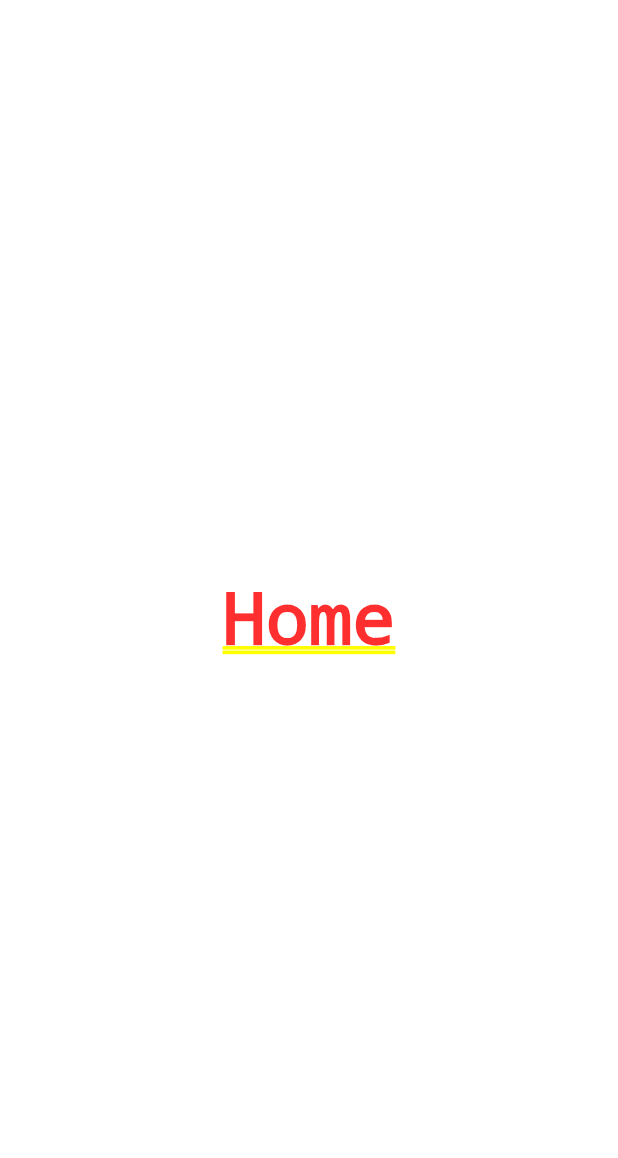
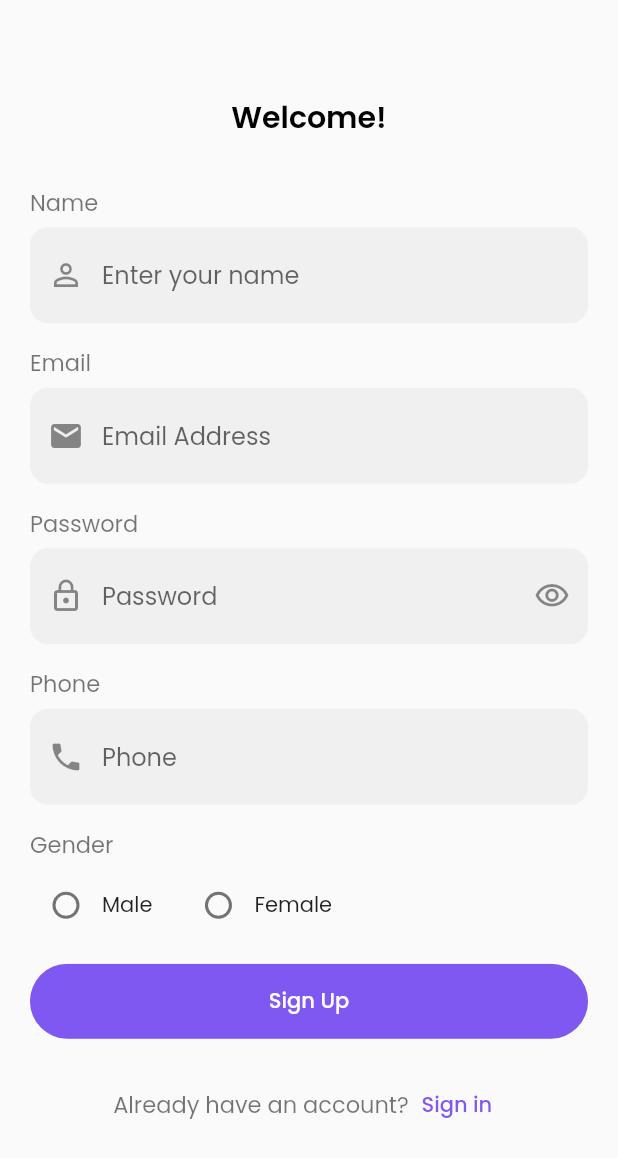
Before and after one commit to Root-IEEE/Flutter, a Flutter app: the screen it shows after launch, on a phone screen of 412 x 824 dp. Shown: the top 1158 px of the screen. Run offline on Flutter 3.47's test engine with Material 2 defaults, Android fonts, the phone set to English and light mode, and no system bars; our stand-ins replace bloc, dio, flutter_bloc, fluttertoast, google_fonts, shared_preferences.

Commit message:
Implement registration screen - Added registration screen with input fields for name, email, password, and phone. - Implemented gender selection using radio buttons (Male/Female/Unselected). - Added validation for all input fields. - Integrated registration logic with API endpoint.

```diff
--- a/lib/main.dart
+++ b/lib/main.dart
@@ -1,8 +1,20 @@
+import 'package:bloc/bloc.dart';
+import 'package:e_learining/modules/auth/register/register_screen.dart';
+import 'package:e_learining/shared/components/constants/bloc_observer.dart';
+import 'package:e_learining/shared/network/local/shared_preferences_helper.dart';
+import 'package:e_learining/shared/network/remote/dio_helper.dart';
+import 'package:e_learining/shared/styles/colors.dart';
 import 'package:flutter/material.dart';
+import 'package:flutter_bloc/flutter_bloc.dart';
+import 'package:google_fonts/google_fonts.dart';
+import 'modules/auth/register/register_cubit/cubit.dart';
 
-import 'layout/Home.dart';
+Future<void> main() async {
+  WidgetsFlutterBinding.ensureInitialized();
+  Bloc.observer = MyBlocObserver();
+  DioHelper.init();
+  await CacheHelper.init();
 
-void main() {
   runApp(const MyApp());
 }
 
@@ -11,12 +23,17 @@ class MyApp extends StatelessWidget {
 
   @override
   Widget build(BuildContext context) {
-    return MaterialApp(
-      theme: ThemeData(
-        colorScheme: ColorScheme.fromSeed(seedColor: Colors.deepPurple),
-        useMaterial3: true,
-      ),
-      home: const Home(),
-    );
+    return BlocProvider(
+        create: (context) => AppRegisterCubit(),
+        child: MaterialApp(
+          debugShowCheckedModeBanner: false,
+          theme: ThemeData(
+            primarySwatch: AppColors.mainColor,
+            textTheme: GoogleFonts.poppinsTextTheme(
+              Theme.of(context).textTheme,
+            ),
+          ),
+          home: RegisterScreen(),
+        ));
   }
 }
--- /dev/null
+++ b/lib/models/register_model.dart
@@ -0,0 +1,33 @@
+class AppRegisterModel {
+  bool? status;
+  String? message;
+  UserData? data;
+
+  AppRegisterModel.fromJson(Map<String, dynamic> json) {
+    status = json['status'];
+    message = json['message'];
+    data = json['data'] != null ? UserData.fromJson(json['data']) : null;
+  }
+}
+
+class UserData {
+  int? id;
+  String? name;
+  String? email;
+  String? phone;
+  String? image;
+  int? points;
+  int? credit;
+  String? token;
+
+  UserData.fromJson(Map<String, dynamic> json) {
+    id = json['id'];
+    name = json['name'];
+    email = json['email'];
+    phone = json['phone'];
+    image = json['image'];
+    points = json['points'];
+    credit = json['credit'];
+    token = json['token'];
+  }
+}
--- /dev/null
+++ b/lib/modules/auth/register/register_cubit/cubit.dart
@@ -0,0 +1,58 @@
+import 'package:e_learining/modules/auth/register/register_cubit/states.dart';
+import 'package:flutter/material.dart';
+import 'package:flutter_bloc/flutter_bloc.dart';
+import '../../../../models/register_model.dart';
+import '../../../../shared/network/end_points.dart';
+import '../../../../shared/network/remote/dio_helper.dart';
+
+
+class AppRegisterCubit extends Cubit<AppRegisterStates> {
+  AppRegisterCubit() : super(AppRegisterInitialState());
+  AppRegisterModel? registerModel;
+
+  static AppRegisterCubit get(context) => BlocProvider.of(context);
+
+  void userRegister({
+    required String name,
+    required String email,
+    required String password,
+    required String phone,
+  }) {
+    emit(AppRegisterLoadingState());
+
+    DioHelper.postData(
+      url: AppEndPoints.REGISTER,
+      data: {
+        'name': name,
+        'email': email,
+        'password': password,
+        'phone': phone,
+      },
+    ).then((value) {
+      print(value.data);
+      registerModel = AppRegisterModel.fromJson(value.data);
+      emit(AppRegisterSuccessState(registerModel!));
+
+    }).catchError((error) {
+      print('YOUR ERROR: ${error.toString()}');
+      emit(AppRegisterErrorState(error.toString()));
+    });
+  }
+
+  IconData suffix = Icons.visibility_outlined;
+  bool isPassword = false;
+
+  void changePasswordVisibility() {
+    isPassword = !isPassword;
+    suffix = isPassword ? Icons.visibility_outlined : Icons.visibility_off_outlined;
+    emit(AppRegisterChangePasswordVisibilityState());
+  }
+
+
+  String? gender ;
+  void selectGender(String newGender) {
+    gender = newGender;
+    emit(AppRegisterChangeGenderState());
+
+  }
+}
--- /dev/null
+++ b/lib/modules/auth/register/register_cubit/states.dart
@@ -0,0 +1,23 @@
+import '../../../../models/register_model.dart';
+
+abstract class AppRegisterStates {}
+
+class AppRegisterInitialState extends AppRegisterStates {}
+
+class AppRegisterLoadingState extends AppRegisterStates {}
+
+class AppRegisterSuccessState extends AppRegisterStates {
+  final AppRegisterModel registerModel;
+
+  AppRegisterSuccessState(this.registerModel);
+}
+
+class AppRegisterErrorState extends AppRegisterStates {
+  final String error;
+
+  AppRegisterErrorState(this.error);
+}
+
+class AppRegisterChangePasswordVisibilityState extends AppRegisterStates {}
+class AppRegisterChangeGenderState extends AppRegisterStates {
+}
--- /dev/null
+++ b/lib/modules/auth/register/register_screen.dart
@@ -0,0 +1,271 @@
+import 'package:e_learining/modules/auth/register/register_cubit/cubit.dart';
+import 'package:e_learining/modules/auth/register/register_cubit/states.dart';
+import 'package:flutter/material.dart';
+import 'package:flutter_bloc/flutter_bloc.dart';
+import 'package:google_fonts/google_fonts.dart';
+import '../../../shared/components/constants/constants.dart';
+import '../../../shared/components/custom_widgets/custom_text_form_field.dart';
+import '../../../shared/components/custom_widgets/custom_toast.dart';
+import '../../../shared/components/custom_widgets/main_button.dart';
+import '../../../shared/network/local/shared_preferences_helper.dart';
+
+class RegisterScreen extends StatefulWidget {
+  @override
+  _RegisterScreenState createState() => _RegisterScreenState();
+}
+
+class _RegisterScreenState extends State<RegisterScreen> {
+  var formKey = GlobalKey<FormState>();
+  var nameController = TextEditingController();
+  var emailController = TextEditingController();
+  var passwordController = TextEditingController();
+  var phoneController = TextEditingController();
+  String? selectedGender;
+  bool isSelected = false;
+
+  @override
+  Widget build(BuildContext context) {
+    return BlocProvider(
+      create: (BuildContext context) => AppRegisterCubit(),
+      child: BlocConsumer<AppRegisterCubit, AppRegisterStates>(
+        listener: (context, state) {
+          if (state is AppRegisterSuccessState) {
+            if (state.registerModel.status!) {
+              print(state.registerModel.message);
+              print(state.registerModel.data!.token);
+
+              CacheHelper.saveData(
+                key: 'token',
+                value: state.registerModel.data!.token,
+              ).then((value) {
+                token = state.registerModel.data!.token!;
+              });
+            } else {
+              print(state.registerModel.message);
+
+              showToast(
+                message: state.registerModel.message!,
+                state: ToastStates.error,
+              );
+            }
+          }
+        },
+        builder: (context, state) {
+          var cubit = AppRegisterCubit.get(context);
+          return Scaffold(
+            body: SafeArea(
+              child: Center(
+                child: SingleChildScrollView(
+                  child: Form(
+                    key: formKey,
+                    child: SingleChildScrollView(
+                      child: Padding(
+                        padding: const EdgeInsets.all(20.0),
+                        child: Column(
+                          crossAxisAlignment: CrossAxisAlignment.start,
+                          children: [
+                            Align(
+                              alignment: Alignment.topCenter,
+                              child: Text(
+                                'Welcome!',
+                                style: GoogleFonts.poppins().copyWith(
+                                  color: Colors.black,
+                                  fontSize: 20.0,
+                                  fontWeight: FontWeight.w600,
+                                ),
+                              ),
+                            ),
+                            const SizedBox(
+                              height: 30.0,
+                            ),
+                            Text(
+                              'Name',
+                              style: Theme.of(context)
+                                  .textTheme
+                                  .bodySmall!
+                                  .copyWith(fontSize: 15),
+                            ),
+                            const SizedBox(
+                              height: 5.0,
+                            ),
+                            DefaultTextField(
+                              controller: nameController,
+                              keyboardType: TextInputType.name,
+                              validator: (String? value) {
+                                if (value!.isEmpty) {
+                                  return 'Please enter your name';
+                                }
+                              },
+                              labelText: 'Enter your name',
+                              prefixIcon: Icons.person_outline,
+                            ),
+                            const SizedBox(
+                              height: 15.0,
+                            ),
+                            Text(
+                              'Email',
+                              style: Theme.of(context)
+                                  .textTheme
+                                  .bodySmall!
+                                  .copyWith(fontSize: 15),
+                            ),
+                            const SizedBox(
+                              height: 5.0,
+                            ),
+                            DefaultTextField(
+                              controller: emailController,
+                              keyboardType: TextInputType.emailAddress,
+                              validator: (String? value) {
+                                if (value!.isEmpty) {
+                                  return 'Please enter your email address';
+                                }
+                              },
+                              labelText: 'Email Address',
+                              prefixIcon: Icons.email,
+                            ),
+                            const SizedBox(
+                              height: 15.0,
+                            ),
+                            Text(
+                              'Password',
+                              style: Theme.of(context)
+                                  .textTheme
+                                  .bodySmall!
+                                  .copyWith(fontSize: 15),
+                            ),
+                            const SizedBox(
+                              height: 5.0,
+                            ),
+                            DefaultTextField(
+                              controller: passwordController,
+                              keyboardType: TextInputType.visiblePassword,
+                              suffixIcon: cubit.suffix,
+                              onFieldSubmitted: (value) {},
+                              isPassword: cubit.isPassword,
+                              suffixPressed: () {
+                                cubit.changePasswordVisibility();
+                              },
+                              validator: (String? value) {
+                                if (value!.isEmpty) {
+                                  return 'password is too short';
+                                }
+                              },
+                              labelText: 'Password',
+                              prefixIcon: Icons.lock_outline,
+                            ),
+                            const SizedBox(
+                              height: 15.0,
+                            ),
+                            Text(
+                              'Phone',
+                              style: Theme.of(context)
+                                  .textTheme
+                                  .bodySmall!
+                                  .copyWith(fontSize: 15),
+                            ),
+                            const SizedBox(
+                              height: 5.0,
+                            ),
+                            DefaultTextField(
+                              controller: phoneController,
+                              keyboardType: TextInputType.phone,
+                              validator: (String? value) {
+                                if (value!.isEmpty) {
+                                  return 'Please enter your phone number';
+                                }
+                              },
+                              labelText: 'Phone',
+                              prefixIcon: Icons.phone,
+                            ),
+                            const SizedBox(
+                              height: 15.0,
+                            ),
+                            Text(
+                              'Gender',
+                              style: Theme.of(context)
+                                  .textTheme
+                                  .bodySmall!
+                                  .copyWith(fontSize: 15),
+                            ),
+                            const SizedBox(
+                              height: 5.0,
+                            ),
+                            Row(
+                              children: [
+                                Radio<String>(
+                                  value: 'Male',
+                                  groupValue: cubit.gender,
+                                  onChanged: (value) {
+                                    cubit.selectGender(value!);
+                                  },
+                                ),
+                                const Text('Male'),
+                                const SizedBox(
+                                  width: 20,
+                                ),
+                                Radio<String>(
+                                  value: 'Female',
+                                  groupValue: cubit.gender,
+                                  onChanged: (value) {
+                                    cubit.selectGender(value!);
+                                  },
+                                ),
+                                const Text('Female'),
+                              ],
+                            ),
+                            const SizedBox(
+                              height: 15.0,
+                            ),
+                            MainButton(
+                              width: double.infinity,
+                              radius: 32.0,
+                              onTap: () {
+                                if (formKey.currentState!.validate() &&
+                                    selectedGender != null &&
+                                    isSelected) {
+                                  cubit.userRegister(
+                                    email: emailController.text,
+                                    password: passwordController.text,
+                                    name: nameController.text,
+                                    phone: phoneController.text,
+                                    // gender: selectedGender!,
+                                  );
+                                } else {
+                                  showToast(
+                                    message: 'Please fill in all fields',
+                                    state: ToastStates.error,
+                                  );
+                                }
+                              },
+                              text: 'Sign Up',
+                            ),
+                            const SizedBox(height: 20),
+                            Row(
+                              mainAxisAlignment: MainAxisAlignment.center,
+                              children: [
+                                Text(
+                                  'Already have an account?',
+                                  style: Theme.of(context)
+                                      .textTheme
+                                      .bodySmall!
+                                      .copyWith(fontSize: 15),
+                                ),
+                                TextButton(
+                                    onPressed: () {},
+                                    child: const Text('Sign in'))
+                              ],
+                            ),
+                          ],
+                        ),
+                      ),
+                    ),
+                  ),
+                ),
+              ),
+            ),
+          );
+        },
+      ),
+    );
+  }
+}
--- a/lib/shared/components/constants/constants.dart
+++ b/lib/shared/components/constants/constants.dart
@@ -1,49 +1,3 @@
-// import 'package:file_picker/file_picker.dart';
-// import 'package:flutter/cupertino.dart';
-// import 'package:flutter/material.dart';
-//
-// var kTextFieldDecoration = InputDecoration(
-//   border: OutlineInputBorder(
-//     borderRadius: BorderRadius.circular(16),
-//   ),
-//   hintStyle: const TextStyle(height: 1.5, fontWeight: FontWeight.w300),
-//   contentPadding: const EdgeInsets.symmetric(vertical: 10.0, horizontal: 20.0),
-// );
-//
-// backBtn(BuildContext context) {
-//   Navigator.pop(context);
-// }
-//
-// openPageBottom(BuildContext context, Widget page) {
-//   Navigator.of(context).push(
-//     CupertinoPageRoute<bool>(
-//       fullscreenDialog: true,
-//       builder: (BuildContext context) => page,
-//     ),
-//   );
-// }
-//
-// Future openFileExplorer(
-//   FileType _pickingType,
-//   bool mounted,
-//   BuildContext context,
-// ) async {}
-//
-// SnackBar ksnackBar(BuildContext context, String message) {
-//   return SnackBar(
-//     duration: Duration(seconds: 2),
-//     content: Text(
-//       message,
-//       textAlign: TextAlign.center,
-//     ),
-//     backgroundColor: Theme.of(context).primaryColor,
-//   );
-// }
-//
-// String createCryptoRandomString([int length = 32]) {
-//   return '';
-// }
-//
-// String getChatId(List<String> list) {
-//   return '';
-// }
+import '../../network/local/shared_preferences_helper.dart';
+
+String? token = CacheHelper.getData(key: 'token');
--- /dev/null
+++ b/lib/shared/components/custom_widgets/custom_text_form_field.dart
@@ -0,0 +1,71 @@
+import 'package:flutter/material.dart';
+
+class DefaultTextField extends StatelessWidget {
+  final String labelText;
+  final TextInputType keyboardType;
+  final TextEditingController controller;
+  final IconData prefixIcon;
+  final IconData? suffixIcon;
+  final Function validator;
+  final Function? onFieldSubmitted;
+  final Function? onChanged;
+  final bool isPassword;
+  final Function? suffixPressed;
+  final Color cursorColor;
+  final Function()? onTap;
+
+  const DefaultTextField({
+    Key? key,
+    required this.labelText,
+    required this.keyboardType,
+    required this.controller,
+    required this.prefixIcon,
+    this.suffixIcon,
+    required this.validator,
+    this.onFieldSubmitted,
+    this.onChanged,
+    this.isPassword = false,
+    this.suffixPressed,
+    this.cursorColor = Colors.black,
+    this.onTap,
+  }) : super(key: key);
+
+  @override
+  Widget build(BuildContext context) {
+    return TextFormField(
+      cursorColor: cursorColor,
+      obscureText: isPassword,
+      controller: controller,
+      keyboardType: keyboardType,
+      decoration: InputDecoration(
+
+        border: OutlineInputBorder(
+          borderRadius: BorderRadius.circular(12),
+            borderSide: BorderSide.none,
+        ),
+        filled: true,
+        // Set to true for grey background
+        fillColor: Colors.grey[120],
+        // Background color
+        prefixIcon: Icon(prefixIcon),
+        suffixIcon: suffixIcon != null
+            ? IconButton(
+                icon: Icon(suffixIcon),
+                onPressed: () {
+                  suffixPressed!();
+                },
+              )
+            : null,
+        hintText: labelText,
+
+      ),
+      validator: (value) {
+        return validator(value);
+      },
+      onFieldSubmitted: (value) {
+        onFieldSubmitted?.call(value);
+      },
+      onTap: onTap,
+    );
+  }
+}
--- /dev/null
+++ b/lib/shared/components/custom_widgets/main_button.dart
@@ -0,0 +1,49 @@
+import 'package:e_learining/shared/styles/colors.dart';
+import 'package:flutter/material.dart';
+
+class MainButton extends StatelessWidget {
+  final String text;
+  final Color textColor;
+  final VoidCallback onTap;
+  final bool enabled;
+  final Color? color;
+  final double height;
+  final double width;
+  final double radius;
+
+  const MainButton({
+    Key? key,
+    required this.text,
+    required this.onTap,
+    this.enabled = true,
+    this.color,
+    this.height = 50.0,
+    this.width = 200.0,
+    this.radius = 10.0,
+    this.textColor = Colors.white,
+  }) : super(key: key);
+
+  @override
+  Widget build(BuildContext context) {
+    return SizedBox(
+      width: width,
+      height: height,
+      child: ClipRRect(
+        borderRadius: BorderRadius.circular(radius),
+        child: ElevatedButton(
+          style: ElevatedButton.styleFrom(
+            shadowColor: AppColors.mainColor,
+            backgroundColor: enabled ? color : color?.withOpacity(0.5),
+          ),
+          onPressed: enabled ? onTap : null,
+          child: Text(
+            text,
+            style: TextStyle(
+              color: textColor,
+            ),
+          ),
+        ),
+      ),
+    );
+  }
+}
--- /dev/null
+++ b/lib/shared/network/end_points.dart
@@ -0,0 +1,8 @@
+class AppEndPoints{
+  static const BASEURL = 'https://student.valuxapps.com/api/';
+  static const LOGIN = 'login';
+  static const HOME = 'home';
+  static const REGISTER = 'register';
+  static const LOGOUT = 'logout';
+
+}
--- a/lib/shared/network/remote/dio_helper.dart
+++ b/lib/shared/network/remote/dio_helper.dart
@@ -1,4 +1,6 @@
 import 'package:dio/dio.dart';
+
+import '../end_points.dart';
 
 class DioHelper {
   static Dio? dio;
@@ -6,7 +8,7 @@ class DioHelper {
   static init() {
     dio = Dio(
       BaseOptions(
-        baseUrl: 'AppEndPoints.baseURL',
+        baseUrl: AppEndPoints.BASEURL,
         receiveDataWhenStatusError: true,
       ),
     );
--- /dev/null
+++ b/lib/shared/styles/colors.dart
@@ -0,0 +1,17 @@
+import 'package:flutter/material.dart';
+
+class AppColors {
+  static MaterialColor mainColor = const MaterialColor(0xFF7F57F1, <int, Color>{
+    50: Color(0xFFE6D5FF),
+    100: Color(0xFFC0A6FF),
+    200: Color(0xFF996BFF),
+    300: Color(0xFF7F57F1),
+    400: Color(0xFF6B4EE1),
+    500: Color(0xFF5C44D6), // This is the primary color (500)
+    600: Color(0xFF4E3BBB),
+    700: Color(0xFF4333A3),
+    800: Color(0xFF392A8A),
+    900: Color(0xFF2C1F6A),
+  });
+
+}
--- a/pubspec.yaml
+++ b/pubspec.yaml
@@ -17,6 +17,8 @@ dependencies:
   flutter_spinkit: ^5.2.0
   flutter_bloc: ^8.1.3
   bloc: ^8.1.2
+  fluttertoast: ^8.2.2
+  google_fonts: ^5.1.0
 
 dev_dependencies:
   flutter_test:
```
Also changed, not shown: lib/shared/components/constants/bloc_observer.dart (added, +27 -0 lines), lib/shared/components/custom_widgets/custom_toast.dart (added, +35 -0 lines), lib/modules/auth/login/cubit/cubit.dart (added), lib/modules/auth/login/cubit/states.dart (added), lib/modules/auth/login/forgot_password.dart (renamed from lib/modules/auth/forgot_password.dart), lib/modules/auth/login/login_page.dart (renamed from lib/modules/auth/login_page.dart), pubspec.lock.
